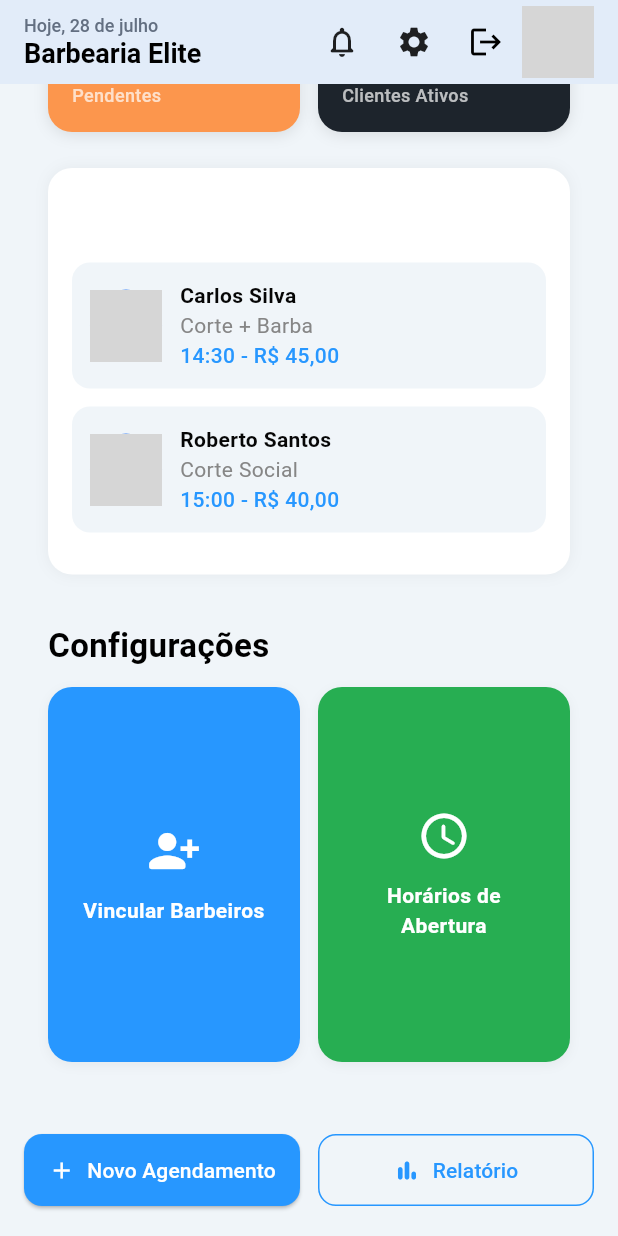
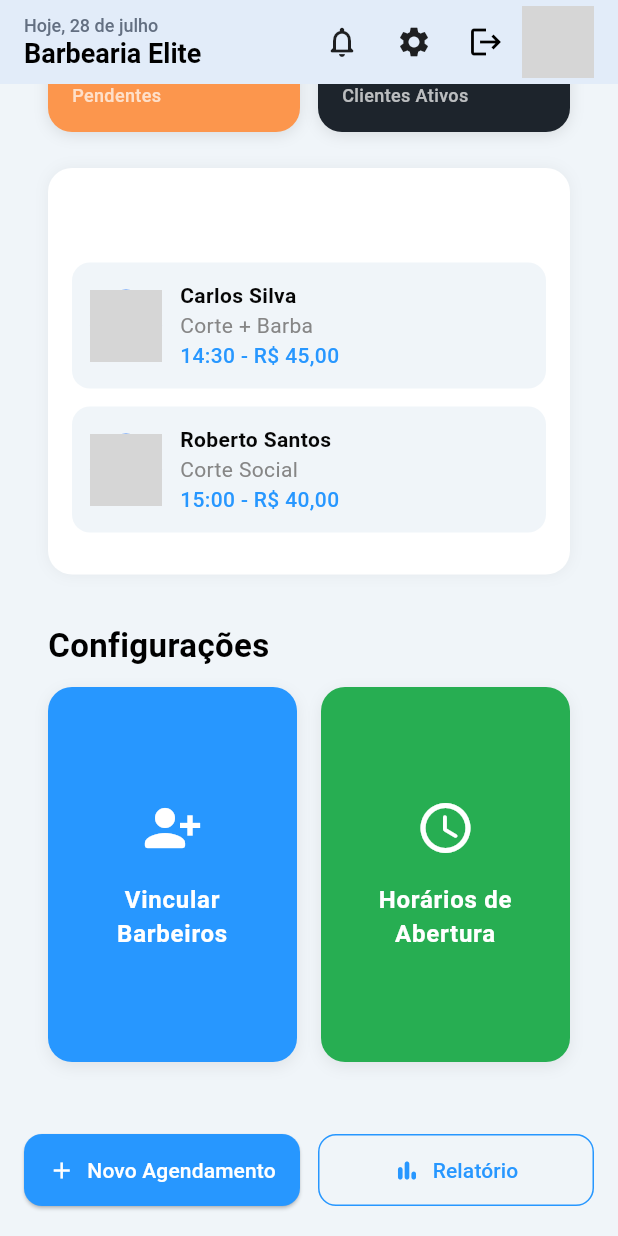
Before and after one commit to elveciocampos/barbearia_saas, a Flutter app: the DonoBarbeariaDashboard screen opened by its route, scrolled down 576 dp, on a phone screen of 412 x 824 dp. Run offline on Flutter 3.47's test engine with Material 3 defaults, Android fonts, the phone set to English and light mode, and no system bars; our stand-ins replace cloud_firestore, firebase_auth, firebase_core, flutter_multi_formatter, font_awesome_flutter, google_fonts and 2 more; missing offline and left inert: cloudinary_sdk, firebase_app_check; accounts and stored records are empty; network calls fail; grey boxes are pictures that could not be loaded.

Commit message:
Horario Dono Barbearia

```diff
--- a/lib/modules/screens/barbeiro/barbeiro_gerenciar_horarios_screen.dart
+++ b/lib/modules/screens/barbeiro/barbeiro_gerenciar_horarios_screen.dart
@@ -1,7 +1,7 @@
 import 'package:flutter/material.dart';
 
 class GerenciarHorariosAppBar extends StatefulWidget {
-  GerenciarHorariosAppBar({Key? key}) : super(key: key);
+  const GerenciarHorariosAppBar({super.key});
 
   @override
   _GerenciarHorariosAppBarState createState() =>
@@ -25,11 +25,11 @@ class _GerenciarHorariosAppBarState extends State<GerenciarHorariosAppBar> {
   Widget build(BuildContext context) {
     return Scaffold(
       appBar: AppBar(
-        backgroundColor: Theme.of(context).colorScheme.background,
+        backgroundColor: Theme.of(context).colorScheme.surface,
         automaticallyImplyLeading: false,
         leading: IconButton(
           icon: const Icon(Icons.arrow_back_rounded),
-          color: Theme.of(context).colorScheme.onBackground,
+          color: Theme.of(context).colorScheme.onSurface,
           onPressed: () {
             Navigator.of(context).pop();
           },
--- a/lib/modules/screens/barbeiro/barbeiro_home_screen.dart
+++ b/lib/modules/screens/barbeiro/barbeiro_home_screen.dart
@@ -1,7 +1,3 @@
-import 'package:barbearia_saas/modules/screens/barbeiro/barbeiro_cadastrar_horarios_screen.dart';
-import 'package:barbearia_saas/modules/screens/barbeiro/barbeiro_gerenciar_horarios_screen.dart';
-import 'package:flutter/material.dart';
-import 'package:firebase_auth/firebase_auth.dart';
 import 'package:flutter/material.dart';
 
 class BarbeiroHomeScreen extends StatefulWidget {
--- a/lib/modules/screens/dono_barbearia/dono_barbearia_dashboard.dart
+++ b/lib/modules/screens/dono_barbearia/dono_barbearia_dashboard.dart
@@ -1,3 +1,4 @@
+import 'package:barbearia_saas/modules/screens/dono_barbearia/horario_dono_barbearia.dart';
 import 'package:cloud_firestore/cloud_firestore.dart';
 import 'package:flutter/material.dart';
 import 'package:firebase_auth/firebase_auth.dart';
@@ -431,7 +432,8 @@ class DonoBarbeariaDashboard extends StatelessWidget {
                   Expanded(
                     child: SizedBox(
                       height: 250,
-                      child: GestureDetector(
+                      child: InkWell(
+                        borderRadius: BorderRadius.circular(16),
                         onTap: () {
                           // ação ao clicar em "Vincular Barbeiros"
                         },
@@ -441,29 +443,33 @@ class DonoBarbeariaDashboard extends StatelessWidget {
                             borderRadius: BorderRadius.circular(16),
                             boxShadow: [
                               BoxShadow(
-                                color: Colors.black.withOpacity(0.05),
-                                blurRadius: 6,
-                                offset: const Offset(0, 2),
+                                color: Colors.black.withOpacity(0.07),
+                                blurRadius: 8,
+                                offset: const Offset(0, 3),
                               ),
                             ],
                           ),
-                          padding: const EdgeInsets.all(16),
+                          padding: const EdgeInsets.symmetric(
+                            horizontal: 24,
+                            vertical: 32,
+                          ),
                           child: Column(
                             mainAxisAlignment: MainAxisAlignment.center,
                             children: const [
                               Icon(
                                 Icons.person_add_alt_1_rounded,
-                                size: 36,
+                                size: 40,
                                 color: Colors.white,
                               ),
-                              SizedBox(height: 12),
+                              SizedBox(height: 16),
                               Text(
                                 'Vincular Barbeiros',
                                 textAlign: TextAlign.center,
                                 style: TextStyle(
-                                  fontWeight: FontWeight.w600,
-                                  fontSize: 14,
+                                  fontWeight: FontWeight.w700,
+                                  fontSize: 16,
                                   color: Colors.white,
+                                  letterSpacing: 0.5,
                                 ),
                               ),
                             ],
@@ -472,13 +478,19 @@ class DonoBarbeariaDashboard extends StatelessWidget {
                       ),
                     ),
                   ),
-                  const SizedBox(width: 12),
+                  const SizedBox(width: 16),
                   Expanded(
                     child: SizedBox(
                       height: 250,
-                      child: GestureDetector(
+                      child: InkWell(
+                        borderRadius: BorderRadius.circular(16),
                         onTap: () {
-                          // ação ao clicar em "Horários de Abertura"
+                          Navigator.push(
+                            context,
+                            MaterialPageRoute(
+                              builder: (context) => HorarioDonoBarbearia(),
+                            ),
+                          );
                         },
                         child: Container(
                           decoration: BoxDecoration(
@@ -486,29 +498,33 @@ class DonoBarbeariaDashboard extends StatelessWidget {
                             borderRadius: BorderRadius.circular(16),
                             boxShadow: [
                               BoxShadow(
-                                color: Colors.black.withOpacity(0.05),
-                                blurRadius: 6,
-                                offset: const Offset(0, 2),
+                                color: Colors.black.withOpacity(0.07),
+                                blurRadius: 8,
+                                offset: const Offset(0, 3),
                               ),
                             ],
                           ),
-                          padding: const EdgeInsets.all(16),
+                          padding: const EdgeInsets.symmetric(
+                            horizontal: 24,
+                            vertical: 32,
+                          ),
                           child: Column(
                             mainAxisAlignment: MainAxisAlignment.center,
                             children: const [
                               Icon(
                                 Icons.access_time_rounded,
-                                size: 36,
+                                size: 40,
                                 color: Colors.white,
                               ),
-                              SizedBox(height: 12),
+                              SizedBox(height: 16),
                               Text(
                                 'Horários de Abertura',
                                 textAlign: TextAlign.center,
                                 style: TextStyle(
-                                  fontWeight: FontWeight.w600,
-                                  fontSize: 14,
+                                  fontWeight: FontWeight.w700,
+                                  fontSize: 16,
                                   color: Colors.white,
+                                  letterSpacing: 0.5,
                                 ),
                               ),
                             ],
@@ -519,6 +535,7 @@ class DonoBarbeariaDashboard extends StatelessWidget {
                   ),
                 ],
               ),
+
               const SizedBox(height: 100), // Espaço extra para rolagem
             ],
           ),
```
Also changed, not shown: lib/modules/screens/dono_barbearia/horario_dono_barbearia.dart (added, +198 -0 lines).
